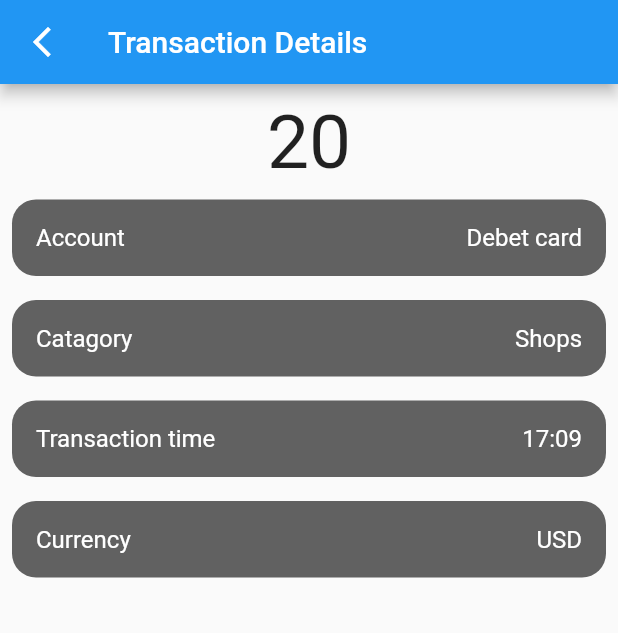
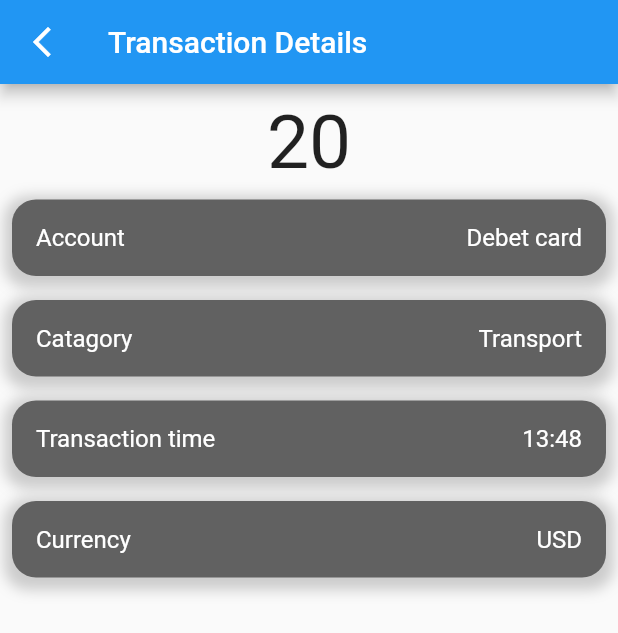
Before and after one commit to Dru1DD/moneth-flutter, a Flutter app: the TransactionDetails screen opened directly with empty values, on a phone screen of 412 x 824 dp. Shown: the top 633 px of the screen. Run offline on Flutter 3.47's test engine with Material 2 defaults, Android fonts, the phone set to English and light mode, and no system bars; our stand-ins replace curved_navigation_bar, firebase_auth, firebase_core, flutter_dotenv, flutter_mobx, go_router and 1 more; accounts and stored records are empty; generated files the repository leaves out were written again; network calls fail.

```diff
--- a/lib/example/transaction_list.dart
+++ b/lib/example/transaction_list.dart
@@ -5,19 +5,23 @@ const transactionExample = [
     'incomeType': 'Salary',
     'cardType': 'Debet card',
     'transactionType': '+',
-    'transactionTime': '17:09',
+    'transactionTime': '13:48',
     'amount': 20,
     'icon': Icons.arrow_forward_ios_rounded,
     'transactionIcon': Icons.shopping_cart,
+    'currency': 'USD',
+    'catagory': 'Transport'
   },
   {
     'incomeType': 'Salary',
     'cardType': 'Debet card',
     'transactionType': '+',
-    'transactionTime': '17:09',
+    'transactionTime': '20:09',
     'amount': 15,
     'icon': Icons.arrow_forward_ios_rounded,
     'transactionIcon': Icons.shopping_cart,
+    'currency': 'USD',
+    'catagory': 'Shop'
   },
   {
     'incomeType': 'Salary',
@@ -27,14 +31,18 @@ const transactionExample = [
     'amount': 40,
     'icon': Icons.arrow_forward_ios_rounded,
     'transactionIcon': Icons.shopping_cart,
+    'currency': 'USD',
+    'catagory': 'Shop'
   },
   {
     'incomeType': 'Salary',
     'cardType': 'Debet card',
     'transactionType': '+',
-    'transactionTime': '17:09',
+    'transactionTime': '15:15',
     'amount': 60,
     'icon': Icons.arrow_forward_ios_rounded,
     'transactionIcon': Icons.shopping_cart,
+    'currency': 'USD',
+    'catagory': 'Shop'
   },
 ];
--- a/lib/router/router.dart
+++ b/lib/router/router.dart
@@ -40,10 +40,10 @@ class AppRouter {
       GoRoute(
         path: '/transaction-details/:id',
         pageBuilder: (BuildContext context, GoRouterState state) {
-          var extra = state.extra as Map<String, String>;
+          var extra = state.extra as Map<String, int>;
           return MaterialPage(
             child: TransactionDetails(
-              transactionId: int.parse(extra['id']!),
+              transactionId: extra['id']!,
             ),
           );
         },
--- a/lib/screens/transactions/transaction_details.dart
+++ b/lib/screens/transactions/transaction_details.dart
@@ -35,21 +35,25 @@ class TransactionDetails extends StatelessWidget {
                 ),
               ),
             ),
-            const Field(
+            Field(
               firstLabel: 'Account',
-              secondLabel: 'Debet card',
+              secondLabel:
+                  transactionList[transactionId]['cardType'].toString(),
             ),
-            const Field(
+            Field(
               firstLabel: 'Catagory',
-              secondLabel: 'Shops',
+              secondLabel:
+                  transactionList[transactionId]['catagory'].toString(),
             ),
-            const Field(
+            Field(
               firstLabel: 'Transaction time',
-              secondLabel: '17:09',
+              secondLabel:
+                  transactionList[transactionId]['transactionTime'].toString(),
             ),
-            const Field(
+            Field(
               firstLabel: 'Currency',
-              secondLabel: 'USD',
+              secondLabel:
+                  transactionList[transactionId]['currency'].toString(),
             ),
           ],
         ),
--- a/lib/widgets/field.dart
+++ b/lib/widgets/field.dart
@@ -19,6 +19,14 @@ class Field extends StatelessWidget {
         decoration: BoxDecoration(
           borderRadius: const BorderRadius.all(Radius.circular(16)),
           color: containerColor,
+          boxShadow: [
+            BoxShadow(
+              color: Colors.grey.withOpacity(0.5),
+              spreadRadius: 5,
+              blurRadius: 7,
+              offset: const Offset(0, 3), // changes position of shadow
+            ),
+          ],
         ),
         child: Padding(
           padding: const EdgeInsets.all(16.0),
--- a/lib/widgets/transactions/transaction_item.dart
+++ b/lib/widgets/transactions/transaction_item.dart
@@ -7,7 +7,6 @@ class TransactionItem extends StatelessWidget {
   final String transactionTime;
   final int amount;
   final IconData transactionIcon;
-  final IconData icon;
 
   const TransactionItem({
     super.key,
@@ -17,7 +16,6 @@ class TransactionItem extends StatelessWidget {
     required this.transactionTime,
     required this.transactionIcon,
     required this.amount,
-    required this.icon,
   });
 
   @override
@@ -56,7 +54,7 @@ class TransactionItem extends StatelessWidget {
                 children: [
                   Text(transactionType),
                   Text(amount.toString()),
-                  Icon(icon),
+                  const Icon(Icons.arrow_forward_ios),
                 ],
               ),
             ),
--- a/lib/widgets/widgets.dart
+++ b/lib/widgets/widgets.dart
@@ -1,3 +1,4 @@
 export 'build_button.dart';
 export 'field.dart';
 export './transactions/transaction_item.dart';
+export './observable_list_view.dart';
```
Also changed, not shown: lib/screens/home/main_screen.dart (+14 -67 lines), lib/store/store.dart (added, +30 -0 lines), lib/widgets/observable_list_view.dart (added, +54 -0 lines), pubspec.yaml (+3 -66 lines), lib/store/store.g.dart (added).
